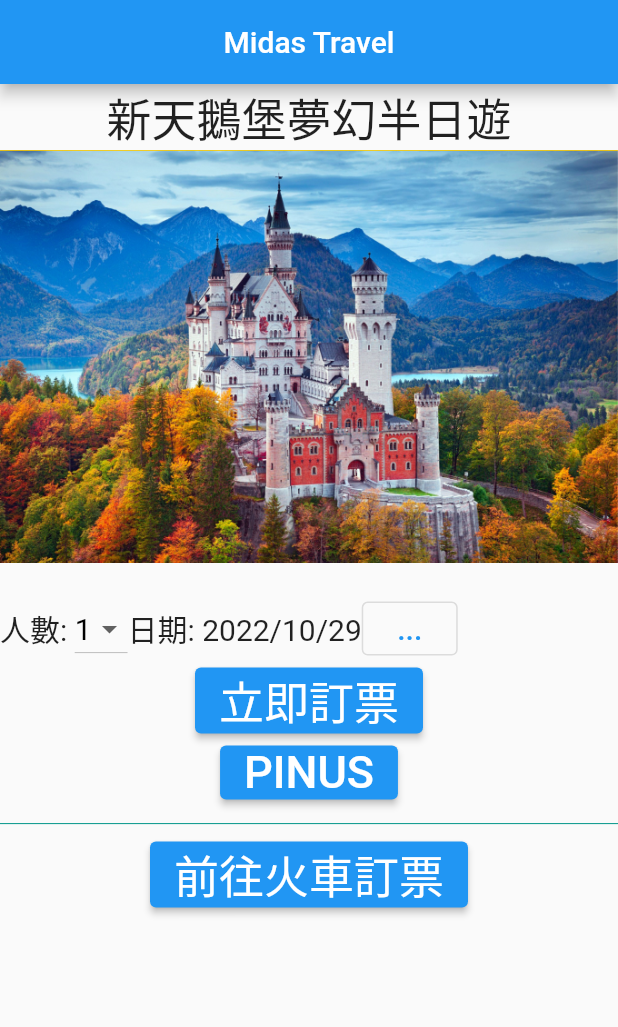
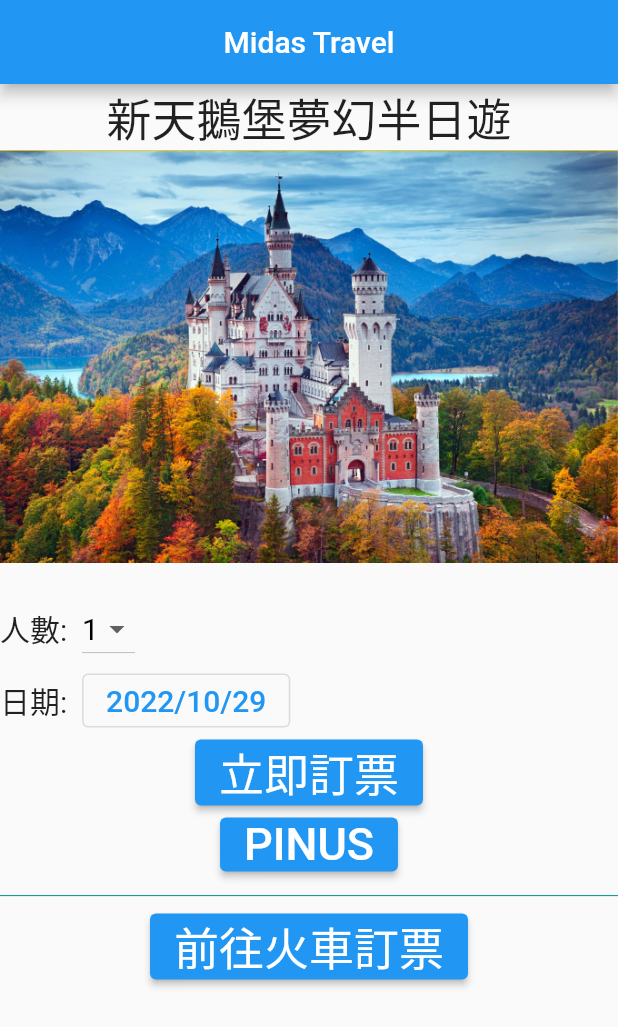
Before and after one commit to az198071123/bts-trip-app, a Flutter app: the screen it shows after launch, on a phone screen of 412 x 824 dp. Shown: the top 1027 px of the screen. Run offline on Flutter 3.47's test engine with Material 2 defaults, Android fonts, the phone set to English and light mode, and no system bars.

Commit message:
adjust layout

```diff
--- a/lib/pages/schlossNeuschwanstein_item.dart
+++ b/lib/pages/schlossNeuschwanstein_item.dart
@@ -32,9 +32,10 @@ class _SchlossNeuschwansteinPageState extends State<SchlossNeuschwansteinPage> {
             height: 20,
           ),
           Row(
+            mainAxisAlignment: MainAxisAlignment.start,
             children: [
               const Text(
-                '人數: ',
+                '人數:  ',
                 style: TextStyle(fontSize: 20.0),
               ),
               DropdownButton(
@@ -54,9 +55,12 @@ class _SchlossNeuschwansteinPageState extends State<SchlossNeuschwansteinPage> {
                   });
                 },
               ),
-              Text(
-                '日期: ${date.year}/${date.month}/${date.day}',
-                style: const TextStyle(fontSize: 20.0),
+            ],
+          ),
+          Row(mainAxisAlignment: MainAxisAlignment.start, children: [
+            const Text(
+              '日期:  ',
+              style: TextStyle(fontSize: 20.0),
             ),
             OutlinedButton(
               onPressed: () async {
@@ -67,20 +71,18 @@ class _SchlossNeuschwansteinPageState extends State<SchlossNeuschwansteinPage> {
                     lastDate: date.add(const Duration(days: 60)));
 
                 if (newDate == null) return;
-
                 setState(() {
                   date = newDate;
                 });
               },
-                child: const Text(
-                  '...',
-                  style: TextStyle(
+              child: Text(
+                '${date.year}/${date.month}/${date.day}',
+                style: const TextStyle(
                   fontSize: 20.0,
                 ),
               ),
             ),
-            ],
-          ),
+          ]),
           ElevatedButton(
             onPressed: () async {
               // final Uri url =
```
Also changed, not shown: lib/pages/payment.dart (+16 -3 lines), lib/pages/train_page.dart (+18 -8 lines). Lines whose indentation alone changed are shown as unchanged.
